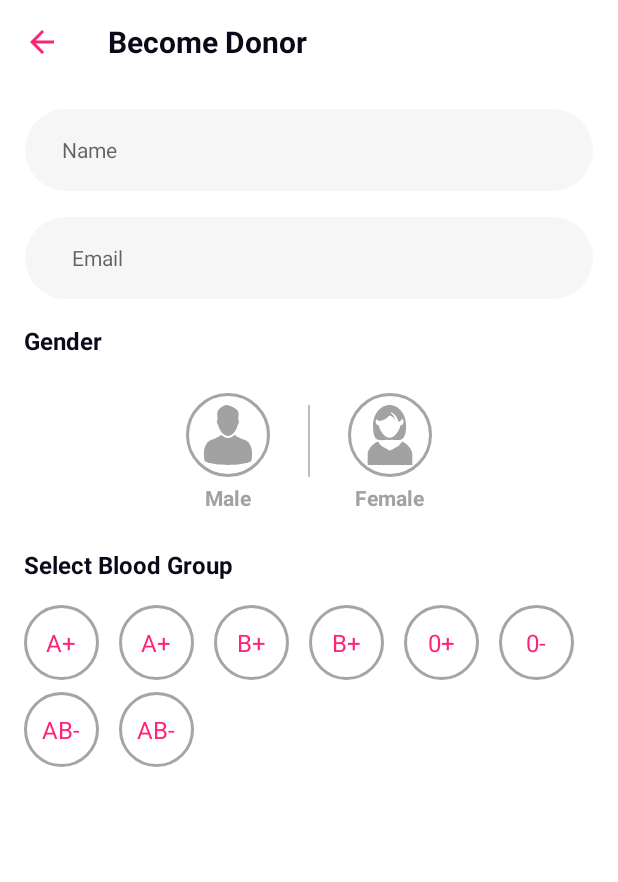
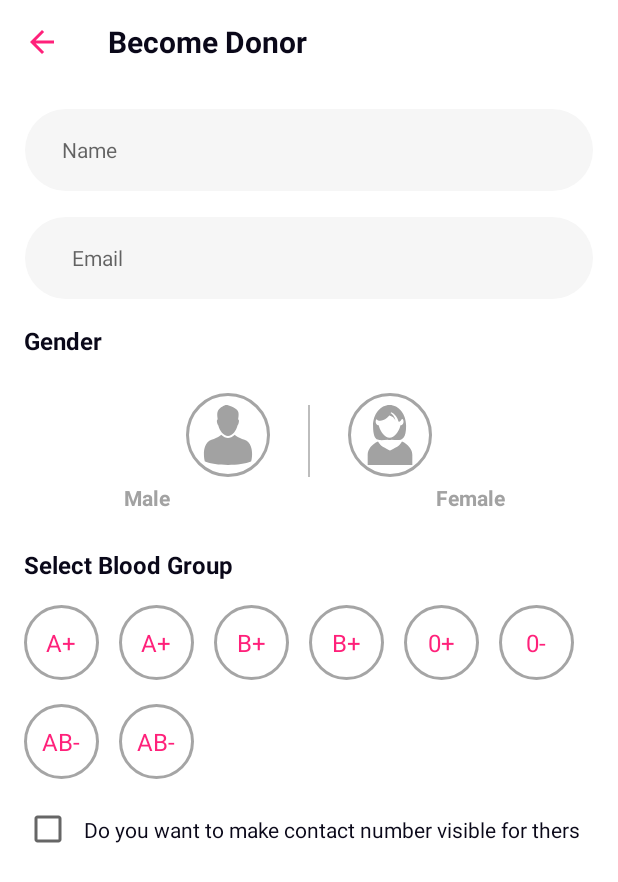
Before and after one commit to Animesh-Barai/be_a_hero, an Android app: the ActivityRegisterDonor screen opened directly, with no data from a screen before it, on a phone screen of 412 x 824 dp. Shown: the top 882 px of the screen. Run offline under Robolectric (Android 15) with nearby library versions, the phone set to English and light mode, and no system bars; our stand-ins replace data binding.

Commit message:
contact visible checkbox

```diff
--- a/app/src/main/res/layout/activity_register_donor.xml
+++ b/app/src/main/res/layout/activity_register_donor.xml
@@ -2,7 +2,7 @@
 <layout xmlns:android="http://schemas.android.com/apk/res/android"
     xmlns:tools="http://schemas.android.com/tools"
     xmlns:app="http://schemas.android.com/apk/res-auto"
-    tools:ignore="MissingPrefix,Autofill,UselessParent,LabelFor,InefficientWeight,RtlSymmetry,SmallSp,UseCompoundDrawables,HardcodedText,RtlHardcoded,ObsoleteLayoutParam,NestedWeights,ContentDescription">
+    tools:ignore="MissingPrefix,UselessLeaf,Autofill,UselessParent,LabelFor,InefficientWeight,RtlSymmetry,SmallSp,UseCompoundDrawables,HardcodedText,RtlHardcoded,ObsoleteLayoutParam,NestedWeights,ContentDescription">
 
     <RelativeLayout
         android:layout_width="match_parent"
@@ -33,7 +33,7 @@
 
         <LinearLayout
             android:layout_width="match_parent"
-            android:layout_height="match_parent"
+            android:layout_height="wrap_content"
             android:orientation="vertical"
             android:layout_below="@+id/toolbar"
             android:padding="@dimen/spacing_large">
@@ -73,7 +73,6 @@
                 android:background="@drawable/rect_silver_background" />
 
             <TextView
-                android:id="@+id/input_country_code"
                 android:layout_width="match_parent"
                 android:layout_height="wrap_content"
                 android:text="Gender"
@@ -92,8 +91,9 @@
                 android:paddingBottom="@dimen/spacing_mmiddle">
 
                 <LinearLayout
-                    android:layout_width="wrap_content"
+                    android:layout_width="match_parent"
                     android:layout_height="wrap_content"
+                    android:gravity="right"
                     android:orientation="vertical"
                     android:layout_toLeftOf="@+id/gender_divider">
 
@@ -133,8 +133,9 @@
                     android:layout_marginRight="@dimen/spacing_mxlarge"/>
 
                 <LinearLayout
-                    android:layout_width="wrap_content"
+                    android:layout_width="match_parent"
                     android:layout_height="wrap_content"
+                    android:gravity="left"
                     android:orientation="vertical"
                     android:layout_toRightOf="@+id/gender_divider">
 
@@ -178,15 +179,13 @@
             <!--Blood Group Radio Buttons-->
             <RelativeLayout
                 android:layout_width="match_parent"
-                android:layout_height="wrap_content"
-                android:orientation="vertical">
+                android:layout_height="wrap_content">
 
                 <LinearLayout
                     android:id="@+id/blood_group_radio_layout_1"
                     android:layout_width="match_parent"
                     android:layout_height="wrap_content"
                     android:orientation="horizontal"
-                    android:baselineAligned="false"
                     android:layout_alignParentTop="true">
 
                     <RadioGroup
@@ -321,12 +320,12 @@
                     android:layout_width="match_parent"
                     android:layout_height="wrap_content"
                     android:orientation="horizontal"
-                    android:layout_marginTop="@dimen/spacing_mmiddle"
+                    android:layout_marginTop="@dimen/spacing_large"
                     android:layout_below="@+id/blood_group_radio_layout_1">
 
                     <RadioGroup
                         android:id="@+id/blood_group_radio_group_7"
-                        android:layout_width="match_parent"
+                        android:layout_width="0dp"
                         android:layout_height="wrap_content"
                         android:layout_weight="1">
 
@@ -347,7 +346,7 @@
 
                     <RadioGroup
                         android:id="@+id/blood_group_radio_group_8"
-                        android:layout_width="match_parent"
+                        android:layout_width="0dp"
                         android:layout_height="wrap_content"
                         android:layout_weight="1">
 
@@ -367,29 +366,41 @@
                     </RadioGroup>
 
                     <!--Create Empty Views to balance weight-->
-                    <View
-                        android:layout_width="match_parent"
+                    <LinearLayout
+                        android:layout_width="0dp"
                         android:layout_height="wrap_content"
-                        android:layout_weight="1"/>
-
-                    <View
-                        android:layout_width="match_parent"
-                        android:layout_height="wrap_content"
-                        android:layout_weight="1"/>
-
-                    <View
-                        android:layout_width="match_parent"
-                        android:layout_height="wrap_content"
-                        android:layout_weight="1"/>
-
-                    <View
-                        android:layout_width="match_parent"
-                        android:layout_height="wrap_content"
-                        android:layout_weight="1"/>
+                        android:layout_weight="4"/>
 
                 </LinearLayout>
 
             </RelativeLayout>
+
+            <!--The make your contacts visible checkbox-->
+            <LinearLayout
+                android:layout_width="wrap_content"
+                android:layout_height="wrap_content"
+                android:layout_marginTop="@dimen/spacing_mmiddle"
+                android:gravity="center"
+                android:orientation="horizontal">
+
+                <CheckBox
+                    android:id="@+id/terms_agreed_checkbox"
+                    android:layout_width="wrap_content"
+                    android:layout_height="wrap_content"
+                    android:paddingLeft="@dimen/spacing_medium"
+                    android:paddingRight="@dimen/spacing_medium" />
+
+                <TextView
+                    android:layout_width="match_parent"
+                    android:layout_height="wrap_content"
+                    android:textSize="14sp"
+                    android:textColor="@color/be_hero_dark"
+                    android:paddingTop="@dimen/spacing_large"
+                    app:fontFamily="@fonts/montserrat_medium"
+                    android:paddingBottom="@dimen/spacing_large"
+                    android:text="Do you want to make contact number visible for thers" />
+
+            </LinearLayout>
 
         </LinearLayout>
 
```
